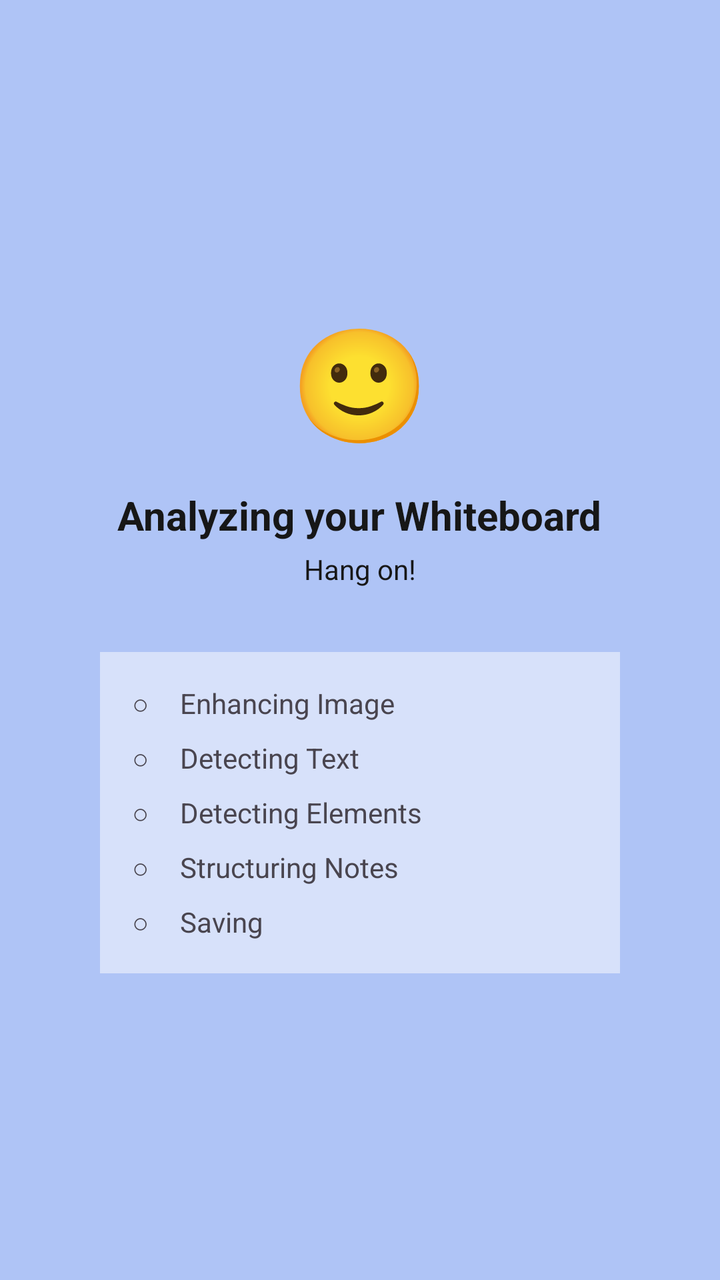
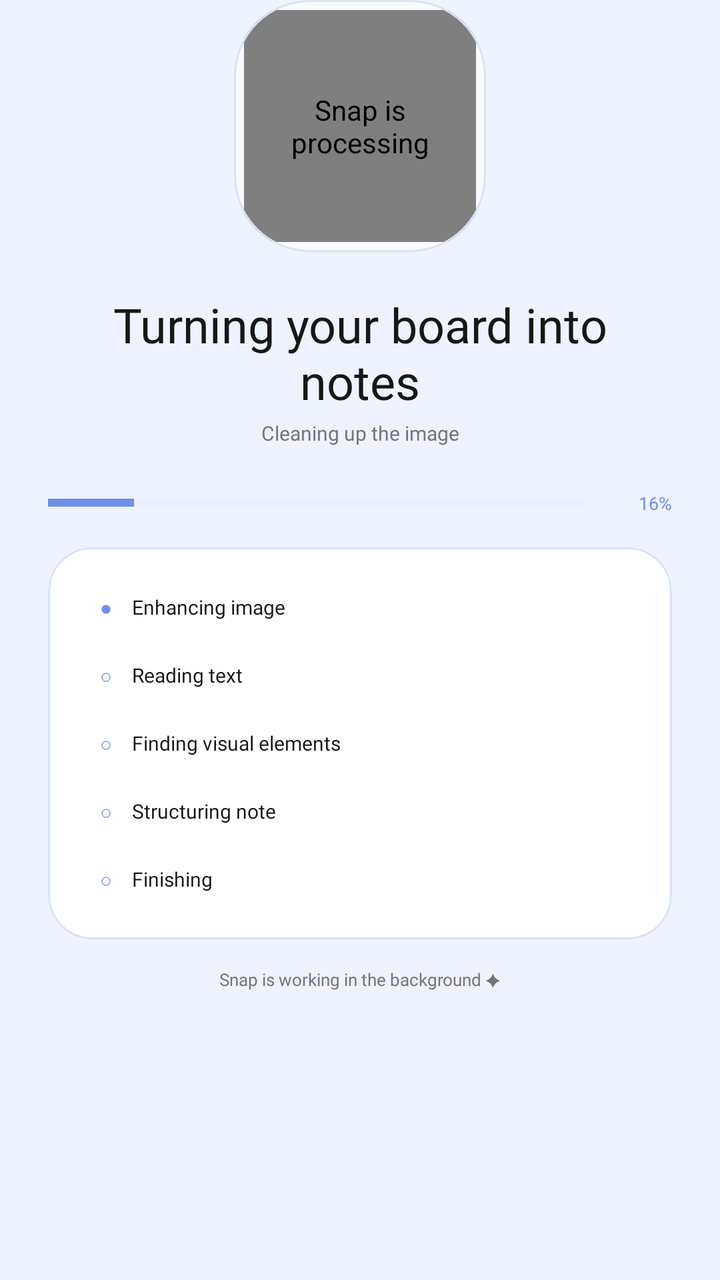

Before-and-after screenshots of an Android layout around one commit, followed by the original layout XML and the change that was made.
<!-- AndroidManifest.xml: application theme Theme.Note2Snap -->
<!-- res/layout/activity_loading.xml -->
<?xml version="1.0" encoding="utf-8"?>
<LinearLayout xmlns:android="http://schemas.android.com/apk/res/android"
    android:layout_width="match_parent"
    android:layout_height="match_parent"
    android:background="@color/primary"
    android:gravity="center"
    android:orientation="vertical"
    android:padding="24dp">

    <TextView
        android:layout_width="wrap_content"
        android:layout_height="wrap_content"
        android:text="🙂"
        android:textSize="56sp" />

    <TextView
        android:layout_width="wrap_content"
        android:layout_height="wrap_content"
        android:layout_marginTop="16dp"
        android:text="Analyzing your Whiteboard"
        android:textColor="@color/text_main"
        android:textSize="20sp"
        android:textStyle="bold" />

    <TextView
        android:layout_width="wrap_content"
        android:layout_height="wrap_content"
        android:layout_marginTop="4dp"
        android:text="Hang on!"
        android:textColor="@color/text_main"
        android:textSize="14sp" />

    <LinearLayout
        android:layout_width="260dp"
        android:layout_height="wrap_content"
        android:layout_marginTop="32dp"
        android:background="#80FFFFFF"
        android:orientation="vertical"
        android:padding="16dp">

        <LinearLayout android:layout_width="match_parent" android:layout_height="wrap_content" android:orientation="horizontal">
            <TextView android:id="@+id/tvStep1Check" android:layout_width="24dp" android:layout_height="wrap_content" android:text="○" />
            <TextView android:layout_width="wrap_content" android:layout_height="wrap_content" android:text="Enhancing Image" />
        </LinearLayout>

        <LinearLayout android:layout_width="match_parent" android:layout_height="wrap_content" android:layout_marginTop="8dp" android:orientation="horizontal">
            <TextView android:id="@+id/tvStep2Check" android:layout_width="24dp" android:layout_height="wrap_content" android:text="○" />
            <TextView android:layout_width="wrap_content" android:layout_height="wrap_content" android:text="Detecting Text" />
        </LinearLayout>

        <LinearLayout android:layout_width="match_parent" android:layout_height="wrap_content" android:layout_marginTop="8dp" android:orientation="horizontal">
            <TextView android:id="@+id/tvStep3Check" android:layout_width="24dp" android:layout_height="wrap_content" android:text="○" />
            <TextView android:layout_width="wrap_content" android:layout_height="wrap_content" android:text="Detecting Elements" />
        </LinearLayout>

        <LinearLayout android:layout_width="match_parent" android:layout_height="wrap_content" android:layout_marginTop="8dp" android:orientation="horizontal">
            <TextView android:id="@+id/tvStep4Check" android:layout_width="24dp" android:layout_height="wrap_content" android:text="○" />
            <TextView android:layout_width="wrap_content" android:layout_height="wrap_content" android:text="Structuring Notes" />
        </LinearLayout>

        <LinearLayout android:layout_width="match_parent" android:layout_height="wrap_content" android:layout_marginTop="8dp" android:orientation="horizontal">
            <TextView android:id="@+id/tvStep5Check" android:layout_width="24dp" android:layout_height="wrap_content" android:text="○" />
            <TextView android:layout_width="wrap_content" android:layout_height="wrap_content" android:text="Saving" />
        </LinearLayout>
    </LinearLayout>
</LinearLayout>
<!-- resources referenced by this layout -->
<resources>
  <color name="primary">#AFC4F6</color>
  <color name="text_main">#171717</color>
  <style name="Theme.Note2Snap" parent="Theme.Material3.DayNight.NoActionBar">
  
          <item name="colorPrimary">#6F8FEA</item>
          <item name="colorOnPrimary">#FFFFFF</item>
  
          <item name="colorSecondary">#FFF79A</item>
          <item name="colorOnSecondary">#171717</item>
  
          <item name="android:colorAccent">#6F8FEA</item>
  
          <item name="android:windowBackground">#EEF3FF</item>
          <item name="android:statusBarColor">#EEF3FF</item>
          <item name="android:navigationBarColor">#FFFFFF</item>
  
          <item name="android:windowLightStatusBar">true</item>
          <item name="android:windowLightNavigationBar">true</item>
  
      </style>
</resources>

<!-- the commit's change to res/layout/activity_loading.xml (unified diff, before → after) -->
@@ -1,66 +1,260 @@
 <?xml version="1.0" encoding="utf-8"?>
-<LinearLayout xmlns:android="http://schemas.android.com/apk/res/android"
+<androidx.constraintlayout.widget.ConstraintLayout
+    xmlns:android="http://schemas.android.com/apk/res/android"
+    xmlns:app="http://schemas.android.com/apk/res-auto"
     android:layout_width="match_parent"
     android:layout_height="match_parent"
-    android:background="@color/primary"
-    android:gravity="center"
-    android:orientation="vertical"
-    android:padding="24dp">
+    android:background="@color/nts_background"
+    android:paddingStart="24dp"
+    android:paddingEnd="24dp">
+
+    <com.google.android.material.card.MaterialCardView
+        android:id="@+id/loadingRobotCard"
+        android:layout_width="126dp"
+        android:layout_height="126dp"
+        app:cardBackgroundColor="@color/nts_surface_blue_soft"
+        app:cardCornerRadius="38dp"
+        app:cardElevation="0dp"
+        app:layout_constraintBottom_toTopOf="@id/tvLoadingTitle"
+        app:layout_constraintEnd_toEndOf="parent"
+        app:layout_constraintStart_toStartOf="parent"
+        app:layout_constraintTop_toTopOf="parent"
+        app:layout_constraintVertical_chainStyle="packed"
+        app:strokeColor="@color/nts_blue_line"
+        app:strokeWidth="1dp">
+
+        <com.airbnb.lottie.LottieAnimationView
+            android:id="@+id/loadingRobot"
+            android:layout_width="116dp"
+            android:layout_height="116dp"
+            android:layout_gravity="center"
+            android:contentDescription="Snap is processing"
+            app:lottie_autoPlay="true"
+            app:lottie_loop="true"
+            app:lottie_rawRes="@raw/robot_mascot"
+            app:lottie_speed="0.82" />
+
+    </com.google.android.material.card.MaterialCardView>
+
+    <TextView
+        android:id="@+id/tvLoadingTitle"
+        android:layout_width="wrap_content"
+        android:layout_height="wrap_content"
+        android:layout_marginTop="20dp"
+        android:fontFamily="@font/apple_garamond_bold"
+        android:gravity="center"
+        android:text="Turning your board into notes"
+        android:textColor="@color/nts_text"
+        android:textSize="24sp"
+        app:layout_constraintEnd_toEndOf="parent"
+        app:layout_constraintStart_toStartOf="parent"
+        app:layout_constraintTop_toBottomOf="@id/loadingRobotCard" />
+
+    <TextView
+        android:id="@+id/tvLoadingSubtitle"
+        android:layout_width="wrap_content"
+        android:layout_height="wrap_content"
+        android:layout_marginTop="3dp"
+        android:fontFamily="@font/poppins_regular"
+        android:gravity="center"
+        android:text="Cleaning up the image"
+        android:textColor="@color/nts_text_secondary"
+        android:textSize="10sp"
+        app:layout_constraintEnd_toEndOf="parent"
+        app:layout_constraintStart_toStartOf="parent"
+        app:layout_constraintTop_toBottomOf="@id/tvLoadingTitle" />
+
+    <LinearLayout
+        android:id="@+id/progressRow"
+        android:layout_width="0dp"
+        android:layout_height="wrap_content"
+        android:layout_marginTop="22dp"
+        android:gravity="center_vertical"
+        android:orientation="horizontal"
+        app:layout_constraintEnd_toEndOf="parent"
+        app:layout_constraintStart_toStartOf="parent"
+        app:layout_constraintTop_toBottomOf="@id/tvLoadingSubtitle">
+
+        <ProgressBar
+            android:id="@+id/loadingProgress"
+            style="?android:attr/progressBarStyleHorizontal"
+            android:layout_width="0dp"
+            android:layout_height="7dp"
+            android:layout_weight="1"
+            android:max="100"
+            android:progress="16"
+            android:progressBackgroundTint="@color/nts_blue_line"
+            android:progressTint="@color/nts_blue" />
+
+        <TextView
+            android:id="@+id/tvLoadingProgressLabel"
+            android:layout_width="44dp"
+            android:layout_height="wrap_content"
+            android:gravity="end"
+            android:fontFamily="@font/poppins_semibold"
+            android:text="16%"
+            android:textColor="@color/nts_blue"
+            android:textSize="9sp" />
+
+    </LinearLayout>
+
+    <com.google.android.material.card.MaterialCardView
+        android:id="@+id/loadingStepsCard"
+        android:layout_width="0dp"
+        android:layout_height="wrap_content"
+        android:layout_marginTop="16dp"
+        app:cardBackgroundColor="@color/nts_surface"
+        app:cardCornerRadius="22dp"
+        app:cardElevation="0dp"
+        app:layout_constraintEnd_toEndOf="parent"
+        app:layout_constraintStart_toStartOf="parent"
+        app:layout_constraintTop_toBottomOf="@id/progressRow"
+        app:strokeColor="@color/nts_blue_line"
+        app:strokeWidth="1dp">
+
+        <LinearLayout
+            android:layout_width="match_parent"
+            android:layout_height="wrap_content"
+            android:orientation="vertical"
+            android:paddingStart="16dp"
+            android:paddingTop="13dp"
+            android:paddingEnd="16dp"
+            android:paddingBottom="13dp">
+
+            <LinearLayout
+                android:layout_width="match_parent"
+                android:layout_height="34dp"
+                android:gravity="center_vertical"
+                android:orientation="horizontal">
+
+                <TextView
+                    android:id="@+id/tvStep1Check"
+                    android:layout_width="26dp"
+                    android:layout_height="26dp"
+                    android:gravity="center"
+                    android:text="●"
+                    android:textColor="@color/nts_blue"
+                    android:textSize="10sp" />
+
+                <TextView
+                    android:layout_width="wrap_content"
+                    android:layout_height="wrap_content"
+                    android:fontFamily="@font/poppins_medium"
+                    android:text="Enhancing image"
+                    android:textColor="@color/nts_text"
+                    android:textSize="10sp" />
+            </LinearLayout>
+
+            <LinearLayout
+                android:layout_width="match_parent"
+                android:layout_height="34dp"
+                android:gravity="center_vertical"
+                android:orientation="horizontal">
+
+                <TextView
+                    android:id="@+id/tvStep2Check"
+                    android:layout_width="26dp"
+                    android:layout_height="26dp"
+                    android:gravity="center"
+                    android:text="○"
+                    android:textColor="@color/nts_blue"
+                    android:textSize="10sp" />
+
+                <TextView
+                    android:layout_width="wrap_content"
+                    android:layout_height="wrap_content"
+                    android:fontFamily="@font/poppins_medium"
+                    android:text="Reading text"
+                    android:textColor="@color/nts_text"
+                    android:textSize="10sp" />
+            </LinearLayout>
+
+            <LinearLayout
+                android:layout_width="match_parent"
+                android:layout_height="34dp"
+                android:gravity="center_vertical"
+                android:orientation="horizontal">
+
+                <TextView
+                    android:id="@+id/tvStep3Check"
+                    android:layout_width="26dp"
+                    android:layout_height="26dp"
+                    android:gravity="center"
+                    android:text="○"
+                    android:textColor="@color/nts_blue"
+                    android:textSize="10sp" />
+
+                <TextView
+                    android:layout_width="wrap_content"
+                    android:layout_height="wrap_content"
+                    android:fontFamily="@font/poppins_medium"
+                    android:text="Finding visual elements"
+                    android:textColor="@color/nts_text"
+                    android:textSize="10sp" />
+            </LinearLayout>
+
+            <LinearLayout
+                android:layout_width="match_parent"
+                android:layout_height="34dp"
+                android:gravity="center_vertical"
+                android:orientation="horizontal">
+
+                <TextView
+                    android:id="@+id/tvStep4Check"
+                    android:layout_width="26dp"
+                    android:layout_height="26dp"
+                    android:gravity="center"
+                    android:text="○"
+                    android:textColor="@color/nts_blue"
+                    android:textSize="10sp" />
+
+                <TextView
+                    android:layout_width="wrap_content"
+                    android:layout_height="wrap_content"
+                    android:fontFamily="@font/poppins_medium"
+                    android:text="Structuring note"
+                    android:textColor="@color/nts_text"
+                    android:textSize="10sp" />
+            </LinearLayout>
+
+            <LinearLayout
+                android:layout_width="match_parent"
+                android:layout_height="34dp"
+                android:gravity="center_vertical"
+                android:orientation="horizontal">
+
+                <TextView
+                    android:id="@+id/tvStep5Check"
+                    android:layout_width="26dp"
+                    android:layout_height="26dp"
+                    android:gravity="center"
+                    android:text="○"
+                    android:textColor="@color/nts_blue"
+                    android:textSize="10sp" />
+
+                <TextView
+                    android:layout_width="wrap_content"
+                    android:layout_height="wrap_content"
+                    android:fontFamily="@font/poppins_medium"
+                    android:text="Finishing"
+                    android:textColor="@color/nts_text"
+                    android:textSize="10sp" />
+            </LinearLayout>
+
+        </LinearLayout>
+
+    </com.google.android.material.card.MaterialCardView>
 
     <TextView
         android:layout_width="wrap_content"
         android:layout_height="wrap_content"
-        android:text="🙂"
-        android:textSize="56sp" />
-
-    <TextView
-        android:layout_width="wrap_content"
-        android:layout_height="wrap_content"
-        android:layout_marginTop="16dp"
-        android:text="Analyzing your Whiteboard"
-        android:textColor="@color/text_main"
-        android:textSize="20sp"
-        android:textStyle="bold" />
-
-    <TextView
-        android:layout_width="wrap_content"
-        android:layout_height="wrap_content"
-        android:layout_marginTop="4dp"
-        android:text="Hang on!"
-        android:textColor="@color/text_main"
-        android:textSize="14sp" />
-
-    <LinearLayout
-        android:layout_width="260dp"
-        android:layout_height="wrap_content"
-        android:layout_marginTop="32dp"
-        android:background="#80FFFFFF"
-        android:orientation="vertical"
-        android:padding="16dp">
-
-        <LinearLayout android:layout_width="match_parent" android:layout_height="wrap_content" android:orientation="horizontal">
-            <TextView android:id="@+id/tvStep1Check" android:layout_width="24dp" android:layout_height="wrap_content" android:text="○" />
-            <TextView android:layout_width="wrap_content" android:layout_height="wrap_content" android:text="Enhancing Image" />
-        </LinearLayout>
-
-        <LinearLayout android:layout_width="match_parent" android:layout_height="wrap_content" android:layout_marginTop="8dp" android:orientation="horizontal">
-            <TextView android:id="@+id/tvStep2Check" android:layout_width="24dp" android:layout_height="wrap_content" android:text="○" />
-            <TextView android:layout_width="wrap_content" android:layout_height="wrap_content" android:text="Detecting Text" />
-        </LinearLayout>
-
-        <LinearLayout android:layout_width="match_parent" android:layout_height="wrap_content" android:layout_marginTop="8dp" android:orientation="horizontal">
-            <TextView android:id="@+id/tvStep3Check" android:layout_width="24dp" android:layout_height="wrap_content" android:text="○" />
-            <TextView android:layout_width="wrap_content" android:layout_height="wrap_content" android:text="Detecting Elements" />
-        </LinearLayout>
-
-        <LinearLayout android:layout_width="match_parent" android:layout_height="wrap_content" android:layout_marginTop="8dp" android:orientation="horizontal">
-            <TextView android:id="@+id/tvStep4Check" android:layout_width="24dp" android:layout_height="wrap_content" android:text="○" />
-            <TextView android:layout_width="wrap_content" android:layout_height="wrap_content" android:text="Structuring Notes" />
-        </LinearLayout>
-
-        <LinearLayout android:layout_width="match_parent" android:layout_height="wrap_content" android:layout_marginTop="8dp" android:orientation="horizontal">
-            <TextView android:id="@+id/tvStep5Check" android:layout_width="24dp" android:layout_height="wrap_content" android:text="○" />
-            <TextView android:layout_width="wrap_content" android:layout_height="wrap_content" android:text="Saving" />
-        </LinearLayout>
-    </LinearLayout>
-</LinearLayout>
+        android:layout_marginTop="14dp"
+        android:fontFamily="@font/poppins_regular"
+        android:text="Snap is working in the background ✦"
+        android:textColor="@color/nts_text_secondary"
+        android:textSize="8.5sp"
+        app:layout_constraintEnd_toEndOf="parent"
+        app:layout_constraintStart_toStartOf="parent"
+        app:layout_constraintTop_toBottomOf="@id/loadingStepsCard" />
+
+</androidx.constraintlayout.widget.ConstraintLayout>
<!-- resource entries referenced after the edit -->
@@ -1,7 +1,12 @@
 <!-- resources referenced by this layout -->
 <resources>
-  <color name="primary">#AFC4F6</color>
-  <color name="text_main">#171717</color>
+  <color name="nts_background">#EEF3FF</color>
+  <color name="nts_blue">#6F8FEA</color>
+  <color name="nts_blue_line">#D7E2F6</color>
+  <color name="nts_surface">#FFFFFF</color>
+  <color name="nts_surface_blue_soft">#F8FAFF</color>
+  <color name="nts_text">#171717</color>
+  <color name="nts_text_secondary">#74747C</color>
   <style name="Theme.Note2Snap" parent="Theme.Material3.DayNight.NoActionBar">
   
           <item name="colorPrimary">#6F8FEA</item>
